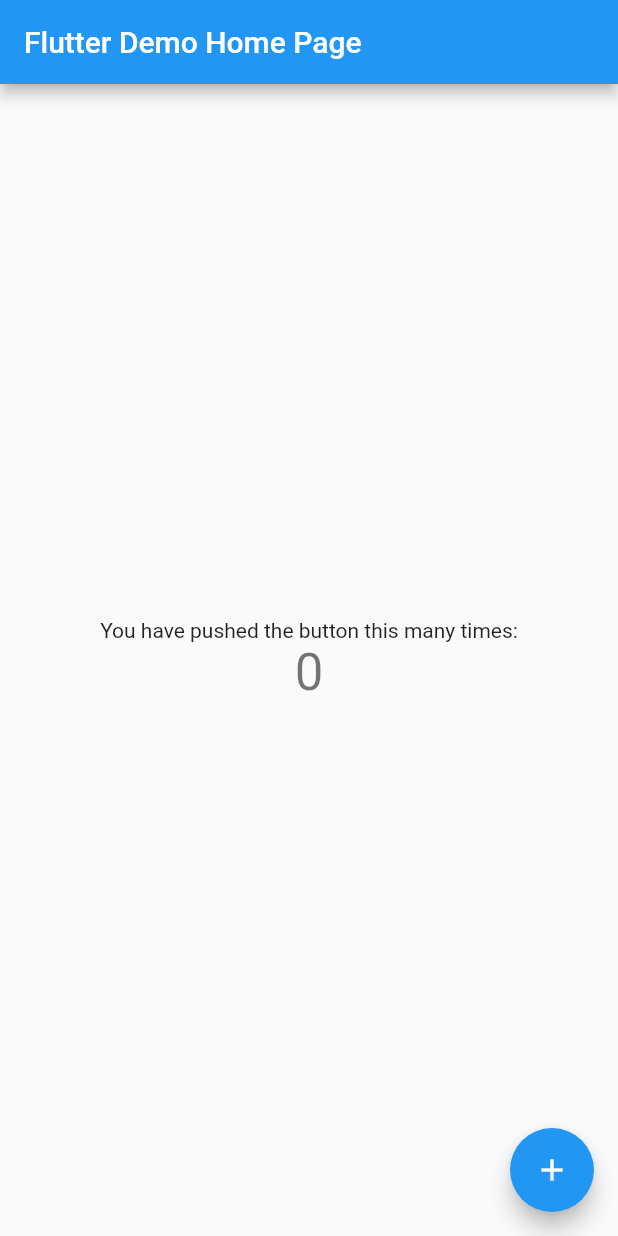
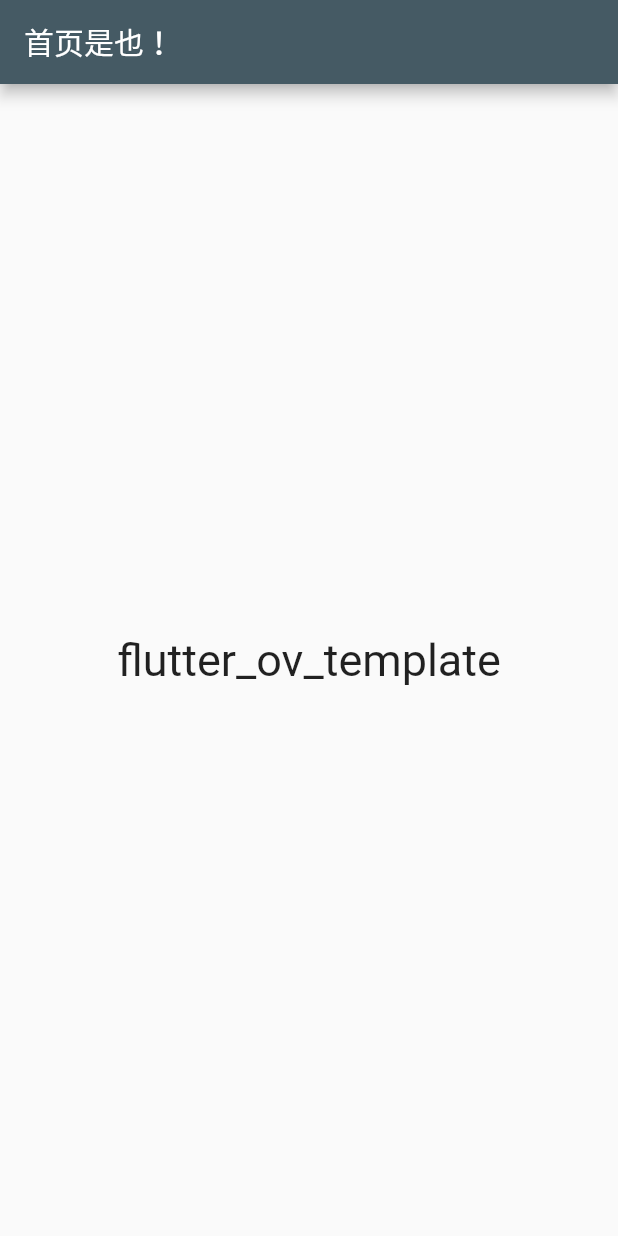
Before and after one commit to XguangY/flutter_ov_template, a Flutter app: the screen it shows after launch, on a phone screen of 412 x 824 dp. Run offline on Flutter 3.47's test engine with Material 2 defaults, Android fonts, the phone set to English and light mode, and no system bars; our stand-ins replace dio, fluro, flutter_screenutil; statements that could not run were skipped.

Commit message:
template up

```diff
--- /dev/null
+++ b/lib/config/serviceUrl.dart
@@ -0,0 +1,14 @@
+/*
+ * @Author: XguangY
+ * @Date: 2020-08-18 11:47:09
+ * @LastEditors: XguangY
+ * @LastEditTime: 2020-08-18 14:39:48
+ * @Description: 接口路径配置
+ * @version: 0.01
+ */
+
+const serviceUrl =
+    'http://v.jspang.com:8088/baixing/'; //此端口针对于正版用户开放，可自行fiddle获取。
+const servicePath = {
+  'homePageContext': serviceUrl + 'wxmini/homePageContent', // 商家首页信息
+};
--- a/lib/main.dart
+++ b/lib/main.dart
@@ -1,117 +1,39 @@
+/*
+ * @Author: XguangY
+ * @Date: 2020-08-17 13:57:16
+ * @LastEditors: XguangY
+ * @LastEditTime: 2020-08-19 09:20:56
+ * @Description: main.dart
+ * @version: 0.01
+ */
 import 'package:flutter/material.dart';
+import './pages/splash_screen.dart';
 
-void main() {
-  runApp(MyApp());
-}
+// 引入路由所需依赖
+import 'package:fluro/fluro.dart';
+import './routers/routes.dart';
+import './routers/application.dart';
+
+void main() => runApp(MyApp());
 
 class MyApp extends StatelessWidget {
-  // This widget is the root of your application.
   @override
   Widget build(BuildContext context) {
-    return MaterialApp(
-      title: 'Flutter Demo',
-      theme: ThemeData(
-        // This is the theme of your application.
-        //
-        // Try running your application with "flutter run". You'll see the
-        // application has a blue toolbar. Then, without quitting the app, try
-        // changing the primarySwatch below to Colors.green and then invoke
-        // "hot reload" (press "r" in the console where you ran "flutter run",
-        // or simply save your changes to "hot reload" in a Flutter IDE).
-        // Notice that the counter didn't reset back to zero; the application
-        // is not restarted.
-        primarySwatch: Colors.blue,
-        // This makes the visual density adapt to the platform that you run
-        // the app on. For desktop platforms, the controls will be smaller and
-        // closer together (more dense) than on mobile platforms.
-        visualDensity: VisualDensity.adaptivePlatformDensity,
+    //
+    final router = Router();
+    Routes.configureRoutes(router);
+    Application.router = router;
+
+    return Container(
+      child: MaterialApp(
+        title: '谛听竖屏办公',
+        debugShowCheckedModeBanner: false,
+        onGenerateRoute: Application.router.generator,
+        theme: ThemeData(primaryColor: Colors.blueGrey[700]),
+        home: Scaffold(
+          body: SplashScreen(),
+        ),
       ),
-      home: MyHomePage(title: 'Flutter Demo Home Page'),
     );
   }
 }
-
-class MyHomePage extends StatefulWidget {
-  MyHomePage({Key key, this.title}) : super(key: key);
-
-  // This widget is the home page of your application. It is stateful, meaning
-  // that it has a State object (defined below) that contains fields that affect
-  // how it looks.
-
-  // This class is the configuration for the state. It holds the values (in this
-  // case the title) provided by the parent (in this case the App widget) and
-  // used by the build method of the State. Fields in a Widget subclass are
-  // always marked "final".
-
-  final String title;
-
-  @override
-  _MyHomePageState createState() => _MyHomePageState();
-}
-
-class _MyHomePageState extends State<MyHomePage> {
-  int _counter = 0;
-
-  void _incrementCounter() {
-    setState(() {
-      // This call to setState tells the Flutter framework that something has
-      // changed in this State, which causes it to rerun the build method below
-      // so that the display can reflect the updated values. If we changed
-      // _counter without calling setState(), then the build method would not be
-      // called again, and so nothing would appear to happen.
-      _counter++;
-    });
-  }
-
-  @override
-  Widget build(BuildContext context) {
-    // This method is rerun every time setState is called, for instance as done
-    // by the _incrementCounter method above.
-    //
-    // The Flutter framework has been optimized to make rerunning build methods
-    // fast, so that you can just rebuild anything that needs updating rather
-    // than having to individually change instances of widgets.
-    return Scaffold(
-      appBar: AppBar(
-        // Here we take the value from the MyHomePage object that was created by
-        // the App.build method, and use it to set our appbar title.
-        title: Text(widget.title),
-      ),
-      body: Center(
-        // Center is a layout widget. It takes a single child and positions it
-        // in the middle of the parent.
-        child: Column(
-          // Column is also a layout widget. It takes a list of children and
-          // arranges them vertically. By default, it sizes itself to fit its
-          // children horizontally, and tries to be as tall as its parent.
-          //
-          // Invoke "debug painting" (press "p" in the console, choose the
-          // "Toggle Debug Paint" action from the Flutter Inspector in Android
-          // Studio, or the "Toggle Debug Paint" command in Visual Studio Code)
-          // to see the wireframe for each widget.
-          //
-          // Column has various properties to control how it sizes itself and
-          // how it positions its children. Here we use mainAxisAlignment to
-          // center the children vertically; the main axis here is the vertical
-          // axis because Columns are vertical (the cross axis would be
-          // horizontal).
-          mainAxisAlignment: MainAxisAlignment.center,
-          children: <Widget>[
-            Text(
-              'You have pushed the button this many times:',
-            ),
-            Text(
-              '$_counter',
-              style: Theme.of(context).textTheme.headline4,
-            ),
-          ],
-        ),
-      ),
-      floatingActionButton: FloatingActionButton(
-        onPressed: _incrementCounter,
-        tooltip: 'Increment',
-        child: Icon(Icons.add),
-      ), // This trailing comma makes auto-formatting nicer for build methods.
-    );
-  }
-}
--- /dev/null
+++ b/lib/pages/home.dart
@@ -0,0 +1,40 @@
+/*
+ * @Author: XguangY
+ * @Date: 2020-08-17 16:20:17
+ * @LastEditors: XguangY
+ * @LastEditTime: 2020-08-19 14:43:11
+ * @Description: home page
+ * @version: 0.01
+ */
+import 'package:flutter/material.dart';
+// 测试 dio 插件 通过
+// import '../components/test_dio.dart';
+// 测试 fluro 通过
+// import '../components/test_fluro.dart';
+// 测试 flutter_screenutil
+// import '../components/test_flutter_screenutil.dart';
+
+class MyHome extends StatefulWidget {
+  @override
+  _MyHomeState createState() => _MyHomeState();
+}
+
+class _MyHomeState extends State<MyHome> {
+  @override
+  Widget build(BuildContext context) {
+    return Scaffold(
+      appBar: AppBar(title: Text('首页是也！')),
+      body: Center(
+        // child: TestDio(),
+        // child: TextFluro(),
+        // child: ExampleWidget(),
+        child: Text(
+          'flutter_ov_template',
+          style: TextStyle(
+            fontSize: 30.0,
+          ),
+        ),
+      ),
+    );
+  }
+}
--- /dev/null
+++ b/lib/routers/application.dart
@@ -0,0 +1,13 @@
+/*
+ * @Author: XguangY
+ * @Date: 2020-08-18 18:02:17
+ * @LastEditors: XguangY
+ * @LastEditTime: 2020-08-18 18:02:49
+ * @Description: 将路由做静态化
+ * @version: 0.01
+ */
+import 'package:fluro/fluro.dart';
+
+class Application {
+  static Router router;
+}
--- /dev/null
+++ b/lib/routers/routes.dart
@@ -0,0 +1,27 @@
+/*
+ * @Author: XguangY
+ * @Date: 2020-08-18 17:48:01
+ * @LastEditors: XguangY
+ * @LastEditTime: 2020-08-19 11:23:17
+ * @Description:
+ * @version: 0.01
+ */
+
+import 'package:flutter/material.dart';
+import './routerHandler.dart';
+import 'package:fluro/fluro.dart';
+
+class Routes {
+  static String root = '/';
+  static String detailsPage = '/detail';
+  static void configureRoutes(Router router) {
+    router.notFoundHandler = new Handler(
+      // ignore: missing_return
+      handlerFunc: (BuildContext context, Map<String, List<String>> params) {
+        print('ERROR====>ROUTE WAS NOT FONUND!!!');
+      },
+    );
+
+    router.define(detailsPage, handler: detailsHandler);
+  }
+}
```
Also changed, not shown: lib/components/test_details_page.dart (added, +19 -0 lines), lib/components/test_dio.dart (added, +38 -0 lines), lib/components/test_fluro.dart (added, +28 -0 lines), lib/components/test_flutter_screenutil.dart (added, +25 -0 lines), lib/pages/splash_screen.dart (added, +69 -0 lines), lib/routers/routerHandler.dart (added, +25 -0 lines), lib/service/serviceMethod.dart (added, +38 -0 lines), pubspec.yaml (+5 -2 lines), pubspec.lock, 1 other file.
